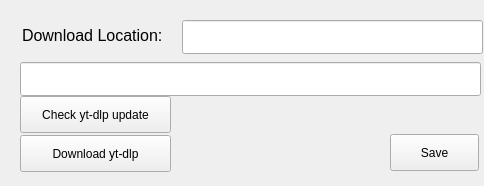
hyseki777/Yet-Another-yt-dlp-Frontend, file settings.ui: the form before one commit.
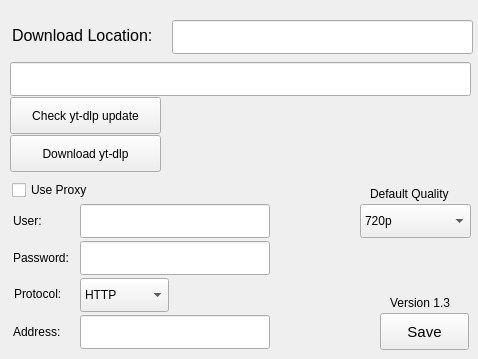
The form after the commit.

```diff
--- a/settings.ui
+++ b/settings.ui
@@ -6,8 +6,8 @@
    <rect>
     <x>0</x>
     <y>0</y>
-    <width>484</width>
-    <height>186</height>
+    <width>478</width>
+    <height>359</height>
    </rect>
   </property>
   <property name="windowTitle">
@@ -16,12 +16,17 @@
   <widget class="QPushButton" name="save_button">
    <property name="geometry">
     <rect>
-     <x>390</x>
-     <y>134</y>
+     <x>380</x>
+     <y>313</y>
      <width>89</width>
      <height>37</height>
     </rect>
    </property>
+   <property name="font">
+    <font>
+     <pointsize>11</pointsize>
+    </font>
+   </property>
    <property name="text">
     <string>Save</string>
    </property>
@@ -29,17 +34,20 @@
   <widget class="QLineEdit" name="dlocation_lineEdit">
    <property name="geometry">
     <rect>
-     <x>182</x>
+     <x>172</x>
      <y>20</y>
      <width>301</width>
      <height>34</height>
     </rect>
    </property>
+   <property name="text">
+    <string/>
+   </property>
   </widget>
   <widget class="QLabel" name="label">
    <property name="geometry">
     <rect>
-     <x>22</x>
+     <x>12</x>
      <y>20</y>
      <width>161</width>
      <height>31</height>
@@ -57,7 +65,7 @@
   <widget class="QPushButton" name="download_button">
    <property name="geometry">
     <rect>
-     <x>20</x>
+     <x>10</x>
      <y>135</y>
      <width>151</width>
      <height>37</height>
@@ -70,7 +78,7 @@
   <widget class="QLineEdit" name="download_lineEdit">
    <property name="geometry">
     <rect>
-     <x>20</x>
+     <x>10</x>
      <y>62</y>
      <width>461</width>
      <height>34</height>
@@ -80,8 +88,8 @@
   <widget class="QPushButton" name="checkUpdate_pushButton">
    <property name="geometry">
     <rect>
-     <x>20</x>
-     <y>96</y>
+     <x>10</x>
+     <y>97</y>
      <width>151</width>
      <height>37</height>
     </rect>
@@ -93,7 +101,7 @@
   <widget class="QLabel" name="update_label">
    <property name="geometry">
     <rect>
-     <x>240</x>
+     <x>230</x>
      <y>96</y>
      <width>241</width>
      <height>21</height>
@@ -103,6 +111,205 @@
     <string/>
    </property>
   </widget>
+  <widget class="QLineEdit" name="user_lineEdit">
+   <property name="geometry">
+    <rect>
+     <x>80</x>
+     <y>204</y>
+     <width>190</width>
+     <height>34</height>
+    </rect>
+   </property>
+  </widget>
+  <widget class="QLineEdit" name="pass_lineEdit">
+   <property name="geometry">
+    <rect>
+     <x>80</x>
+     <y>241</y>
+     <width>190</width>
+     <height>34</height>
+    </rect>
+   </property>
+  </widget>
+  <widget class="QLineEdit" name="address_lineEdit">
+   <property name="geometry">
+    <rect>
+     <x>80</x>
+     <y>315</y>
+     <width>190</width>
+     <height>34</height>
+    </rect>
+   </property>
+   <property name="text">
+    <string/>
+   </property>
+  </widget>
+  <widget class="QLabel" name="label_2">
+   <property name="geometry">
+    <rect>
+     <x>13</x>
+     <y>210</y>
+     <width>61</width>
+     <height>21</height>
+    </rect>
+   </property>
+   <property name="text">
+    <string>User:</string>
+   </property>
+  </widget>
+  <widget class="QLabel" name="label_3">
+   <property name="geometry">
+    <rect>
+     <x>13</x>
+     <y>247</y>
+     <width>71</width>
+     <height>21</height>
+    </rect>
+   </property>
+   <property name="text">
+    <string>Password:</string>
+   </property>
+  </widget>
+  <widget class="QLabel" name="label_4">
+   <property name="geometry">
+    <rect>
+     <x>13</x>
+     <y>322</y>
+     <width>58</width>
+     <height>20</height>
+    </rect>
+   </property>
+   <property name="text">
+    <string>Address:</string>
+   </property>
+  </widget>
+  <widget class="QCheckBox" name="proxy_checkBox">
+   <property name="geometry">
+    <rect>
+     <x>12</x>
+     <y>179</y>
+     <width>101</width>
+     <height>22</height>
+    </rect>
+   </property>
+   <property name="text">
+    <string>Use Proxy</string>
+   </property>
+  </widget>
+  <widget class="QLabel" name="label_5">
+   <property name="geometry">
+    <rect>
+     <x>14</x>
+     <y>285</y>
+     <width>81</width>
+     <height>18</height>
+    </rect>
+   </property>
+   <property name="text">
+    <string>Protocol:</string>
+   </property>
+  </widget>
+  <widget class="QComboBox" name="protocol_comboBox">
+   <property name="geometry">
+    <rect>
+     <x>80</x>
+     <y>278</y>
+     <width>89</width>
+     <height>34</height>
+    </rect>
+   </property>
+   <item>
+    <property name="text">
+     <string>HTTP</string>
+    </property>
+   </item>
+   <item>
+    <property name="text">
+     <string>HTTPS</string>
+    </property>
+   </item>
+   <item>
+    <property name="text">
+     <string>SOCKS4</string>
+    </property>
+   </item>
+   <item>
+    <property name="text">
+     <string>SOCKS5</string>
+    </property>
+   </item>
+  </widget>
+  <widget class="QLabel" name="label_6">
+   <property name="geometry">
+    <rect>
+     <x>390</x>
+     <y>294</y>
+     <width>81</width>
+     <height>18</height>
+    </rect>
+   </property>
+   <property name="text">
+    <string>Version 1.3</string>
+   </property>
+  </widget>
+  <widget class="QLabel" name="label_7">
+   <property name="geometry">
+    <rect>
+     <x>370</x>
+     <y>178</y>
+     <width>101</width>
+     <height>31</height>
+    </rect>
+   </property>
+   <property name="text">
+    <string>Default Quality</string>
+   </property>
+  </widget>
+  <widget class="QComboBox" name="quality_cb">
+   <property name="geometry">
+    <rect>
+     <x>360</x>
+     <y>204</y>
+     <width>111</width>
+     <height>34</height>
+    </rect>
+   </property>
+   <item>
+    <property name="text">
+     <string>720p</string>
+    </property>
+   </item>
+   <item>
+    <property name="text">
+     <string>Best Quality</string>
+    </property>
+   </item>
+   <item>
+    <property name="text">
+     <string>1080p</string>
+    </property>
+   </item>
+   <item>
+    <property name="text">
+     <string>480p</string>
+    </property>
+   </item>
+   <item>
+    <property name="text">
+     <string>360p</string>
+    </property>
+   </item>
+   <item>
+    <property name="text">
+     <string>240p</string>
+    </property>
+   </item>
+   <item>
+    <property name="text">
+     <string>Only Audio</string>
+    </property>
+   </item>
+  </widget>
  </widget>
  <resources/>
  <connections/>
```
